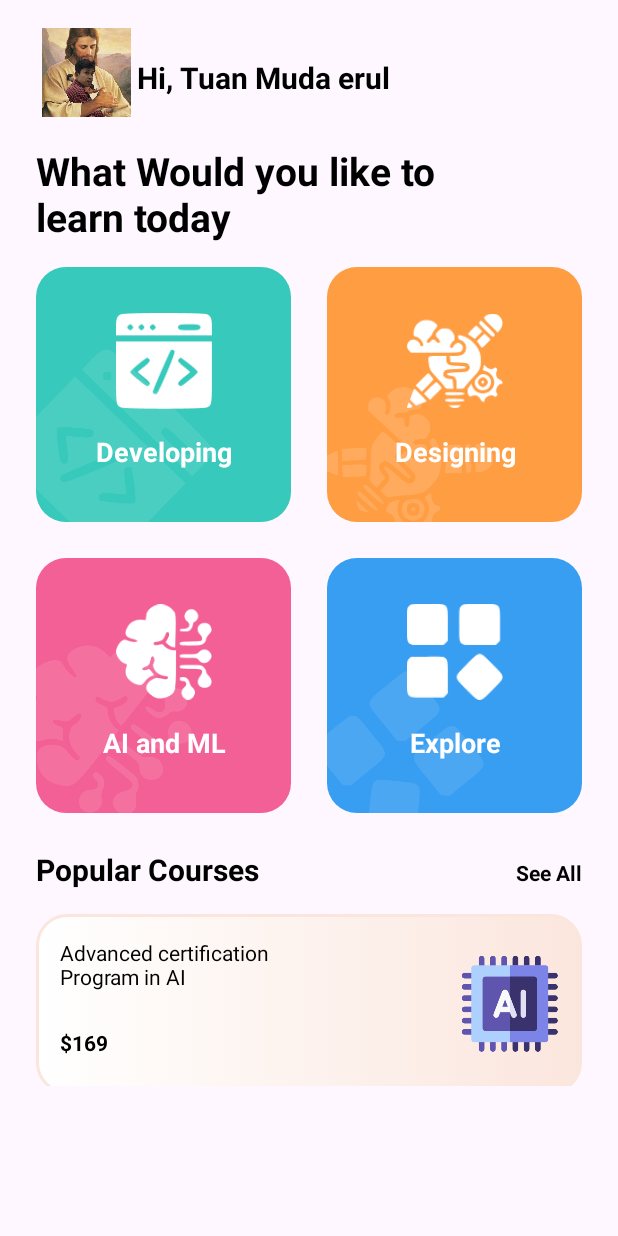
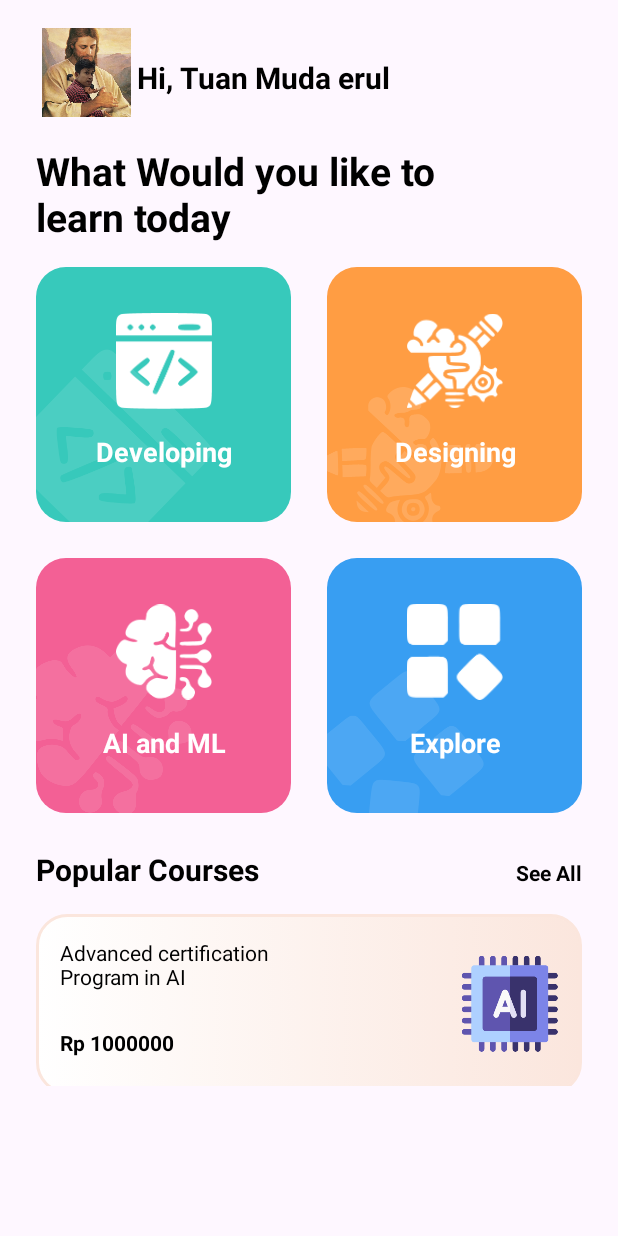
Before and after one commit to maykoRa/course-app, an Android app: the MainActivity screen opened directly, with no data from a screen before it, on a phone screen of 412 x 824 dp. Run offline under Robolectric (Android 15) with nearby library versions, the phone set to English and light mode, and no system bars.

Commit message:
fix activity main

```diff
--- a/app/src/main/res/layout/activity_main.xml
+++ b/app/src/main/res/layout/activity_main.xml
@@ -313,7 +313,7 @@
                     android:id="@+id/textView8"
                     android:layout_width="wrap_content"
                     android:layout_height="wrap_content"
-                    android:text="$169"
+                    android:text="Rp 1000000"
                     android:textColor="@color/black"
                     android:textStyle="bold"
                     app:layout_constraintBottom_toBottomOf="parent"
```
